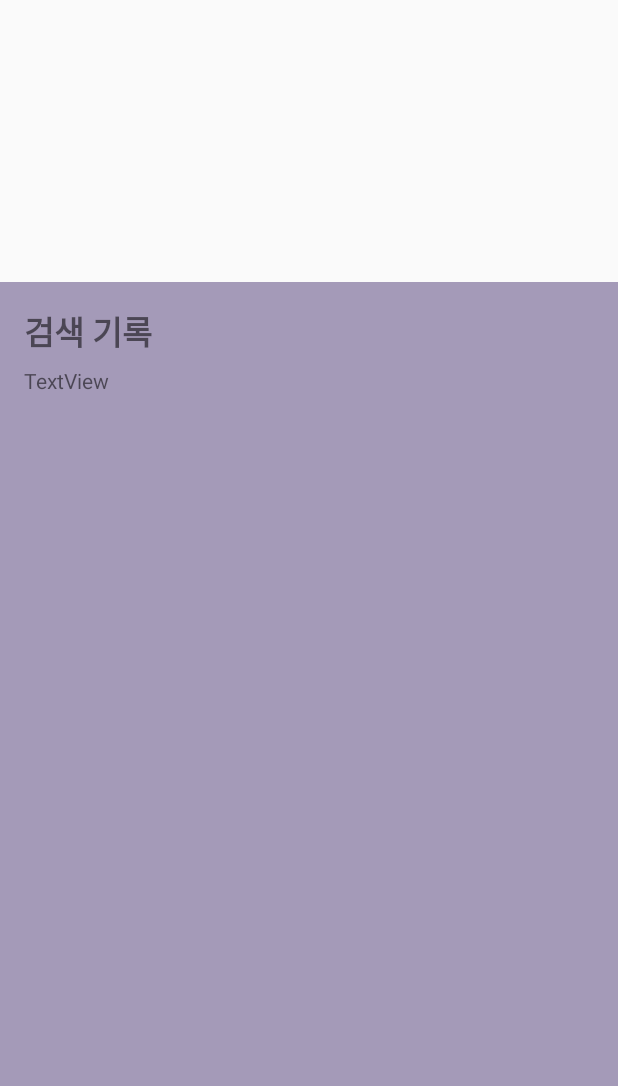
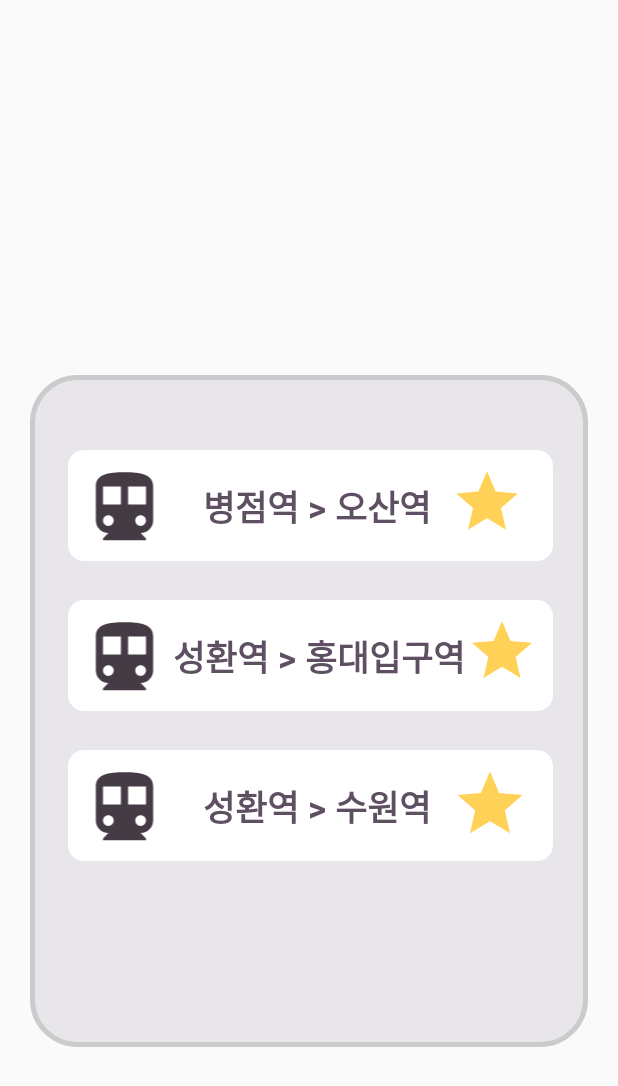
Before and after one commit to yenahand/RailMe, an Android app: the layout fragment_mp_time.xml on its own in the app's theme, with its tools: preview values and no code run, on a phone screen of 412 x 824 dp. Shown: the top 1086 px of the screen. Run offline under Robolectric (Android 15) with nearby library versions, the phone set to English and light mode, and no system bars.

Commit message:
마이페이지 틀, 타임로그 팝업창 xml

```diff
--- /dev/null
+++ b/app/src/main/res/drawable/baseline_directions_subway_24.xml
@@ -0,0 +1,5 @@
+<vector android:height="24dp" android:tint="#443B44"
+    android:viewportHeight="24" android:viewportWidth="24"
+    android:width="24dp" xmlns:android="http://schemas.android.com/apk/res/android">
+    <path android:fillColor="@android:color/white" android:pathData="M12,2c-4.42,0 -8,0.5 -8,4v9.5C4,17.43 5.57,19 7.5,19L6,20.5v0.5h12v-0.5L16.5,19c1.93,0 3.5,-1.57 3.5,-3.5L20,6c0,-3.5 -3.58,-4 -8,-4zM7.5,17c-0.83,0 -1.5,-0.67 -1.5,-1.5S6.67,14 7.5,14s1.5,0.67 1.5,1.5S8.33,17 7.5,17zM11,11L6,11L6,6h5v5zM16.5,17c-0.83,0 -1.5,-0.67 -1.5,-1.5s0.67,-1.5 1.5,-1.5 1.5,0.67 1.5,1.5 -0.67,1.5 -1.5,1.5zM18,11h-5L13,6h5v5z"/>
+</vector>
--- /dev/null
+++ b/app/src/main/res/drawable/baseline_login_24.xml
@@ -0,0 +1,5 @@
+<vector android:autoMirrored="true" android:height="24dp"
+    android:tint="#FFFFFF" android:viewportHeight="24"
+    android:viewportWidth="24" android:width="24dp" xmlns:android="http://schemas.android.com/apk/res/android">
+    <path android:fillColor="@android:color/white" android:pathData="M11,7L9.6,8.4l2.6,2.6H2v2h10.2l-2.6,2.6L11,17l5,-5L11,7zM20,19h-8v2h8c1.1,0 2,-0.9 2,-2V5c0,-1.1 -0.9,-2 -2,-2h-8v2h8V19z"/>
+</vector>
--- /dev/null
+++ b/app/src/main/res/drawable/rounded_mini.xml
@@ -0,0 +1,7 @@
+<shape xmlns:android="http://schemas.android.com/apk/res/android"
+    android:shape="rectangle">
+    <corners android:radius="10dp" />
+    <stroke
+        android:width="1dp"
+        android:color="#bebebe" /> <!-- 테두리 색 -->
+</shape>
--- /dev/null
+++ b/app/src/main/res/drawable/rounded_popup.xml
@@ -0,0 +1,8 @@
+<shape xmlns:android="http://schemas.android.com/apk/res/android"
+    android:shape="rectangle">
+    <solid android:color="#e9e6eb" /> <!-- 배경색 -->
+    <corners android:radius="30dp" /> <!-- 둥글게 -->
+    <stroke
+        android:width="3.5dp"
+        android:color="#cbcbcb" /> <!-- 테두리 색 -->
+</shape>
--- a/app/src/main/res/layout/fragment_mp_time.xml
+++ b/app/src/main/res/layout/fragment_mp_time.xml
@@ -1,4 +1,3 @@
-<?xml version="1.0" encoding="utf-8"?>
 <FrameLayout xmlns:android="http://schemas.android.com/apk/res/android"
     xmlns:tools="http://schemas.android.com/tools"
     android:layout_width="match_parent"
@@ -6,34 +5,119 @@
     xmlns:app="http://schemas.android.com/apk/res-auto"
     tools:context=".mypage.MpTimeFragment">
 
-    <LinearLayout
-        android:id="@+id/bt_timelog"
-        android:layout_width="414dp"
-        android:layout_height="964dp"
-        android:layout_marginTop="188dp"
-        android:background="@color/연보라"
-        android:orientation="vertical"
-        android:padding="16dp"
-        app:layout_constraintEnd_toEndOf="parent"
-        app:layout_constraintHorizontal_bias="0.0"
-        app:layout_constraintStart_toStartOf="parent"
-        app:layout_constraintTop_toTopOf="parent">
 
-        <TextView
-            android:id="@+id/tv_timelog"
-            android:layout_width="90dp"
-            android:layout_height="40dp"
-            android:text="검색 기록"
-            android:textSize="22sp"
-            android:textStyle="bold" />
+    <View
+        android:layout_width="wrap_content"
+        android:layout_height="448dp"
+        android:layout_gravity="top|center_horizontal"
+        android:layout_marginLeft="20dp"
+        android:layout_marginTop="250dp"
+        android:layout_marginRight="20dp"
+        android:background="@drawable/rounded_popup" />
 
-        <TextView
-            android:id="@+id/tv_rootTimeLog"
-            android:layout_width="match_parent"
-            android:layout_height="464dp"
-            android:text="TextView" />
+    <!--1-->
+    <View
+        android:layout_width="323dp"
+        android:layout_height="74dp"
+        android:layout_centerInParent="true"
+        android:layout_marginLeft="45dp"
+        android:layout_marginTop="500dp"
+        android:background="@drawable/rounded_mini"
+        android:backgroundTint="@color/white" />
+
+    <TextView
+        android:layout_width="wrap_content"
+        android:layout_height="wrap_content"
+        android:layout_marginLeft="135dp"
+        android:layout_marginTop="520dp"
+        android:text="성환역 > 수원역"
+        android:textColor="@color/찐보라"
+        android:textSize="23dp"
+        android:textStyle="bold" />
+
+    <ImageView
+        android:layout_width="53dp"
+        android:layout_height="52dp"
+        android:layout_marginLeft="300dp"
+        android:layout_marginTop="510dp"
+        android:src="@drawable/baseline_star_24" />
+
+    <ImageView
+        android:layout_width="66dp"
+        android:layout_height="57dp"
+        android:layout_marginLeft="50dp"
+        android:layout_marginTop="510dp"
+        android:src="@drawable/baseline_directions_subway_24" />
+
+    <!--2-->
+    <View
+        android:layout_width="323dp"
+        android:layout_height="74dp"
+        android:layout_centerInParent="true"
+        android:layout_marginLeft="45dp"
+        android:layout_marginTop="300dp"
+        android:background="@drawable/rounded_mini"
+        android:backgroundTint="@color/white" />
+
+    <TextView
+        android:layout_width="wrap_content"
+        android:layout_height="wrap_content"
+        android:layout_marginLeft="135dp"
+        android:layout_marginTop="320dp"
+        android:text="병점역 > 오산역"
+        android:textColor="@color/찐보라"
+        android:textSize="23dp"
+        android:textStyle="bold" />
+
+    <ImageView
+        android:layout_width="49dp"
+        android:layout_height="49dp"
+        android:layout_marginLeft="300dp"
+        android:layout_marginTop="310dp"
+        android:src="@drawable/baseline_star_24" />
+
+    <ImageView
+        android:layout_width="66dp"
+        android:layout_height="57dp"
+        android:layout_marginLeft="50dp"
+        android:layout_marginTop="310dp"
+        android:src="@drawable/baseline_directions_subway_24" />
+
+    <!--3-->
+    <View
+        android:layout_width="323dp"
+        android:layout_height="74dp"
+        android:layout_centerInParent="true"
+        android:layout_marginLeft="45dp"
+        android:layout_marginTop="400dp"
+        android:background="@drawable/rounded_mini"
+        android:backgroundTint="@color/white" />
+
+    <TextView
+        android:layout_width="206dp"
+        android:layout_height="wrap_content"
+        android:layout_marginLeft="115dp"
+        android:layout_marginTop="420dp"
+        android:text="성환역 > 홍대입구역"
+        android:textColor="@color/찐보라"
+        android:textSize="23dp"
+        android:textStyle="bold" />
+
+    <ImageView
+        android:layout_width="49dp"
+        android:layout_height="48dp"
+        android:layout_marginLeft="310dp"
+        android:layout_marginTop="410dp"
+        android:src="@drawable/baseline_star_24" />
+
+    <ImageView
+        android:layout_width="66dp"
+        android:layout_height="57dp"
+        android:layout_marginLeft="50dp"
+        android:layout_marginTop="410dp"
+        android:src="@drawable/baseline_directions_subway_24" />
 
 
-    </LinearLayout>
+
 
 </FrameLayout>
--- a/app/src/main/res/values/colors.xml
+++ b/app/src/main/res/values/colors.xml
@@ -2,8 +2,8 @@
 <resources>
     <color name="black">#FF000000</color>
     <color name="white">#FFFFFFFF</color>
-    <color name="연보라">#a49ab8</color>
-    <color name="찐보라">#3c3648</color>
+    <color name="연보라">#A790AF</color>
+    <color name="찐보라">#5E4F63</color>
     <color name="보라버튼">#3c3648</color>
     <color name="보라버튼누름">#3c3648</color>
 </resources>
```
Also changed, not shown: app/src/main/res/drawable/rounded_mypage.xml (added, +8 -0 lines), app/src/main/res/layout/fragment_my_page.xml (+63 -98 lines), app/src/main/res/drawable/profile.png (added).
